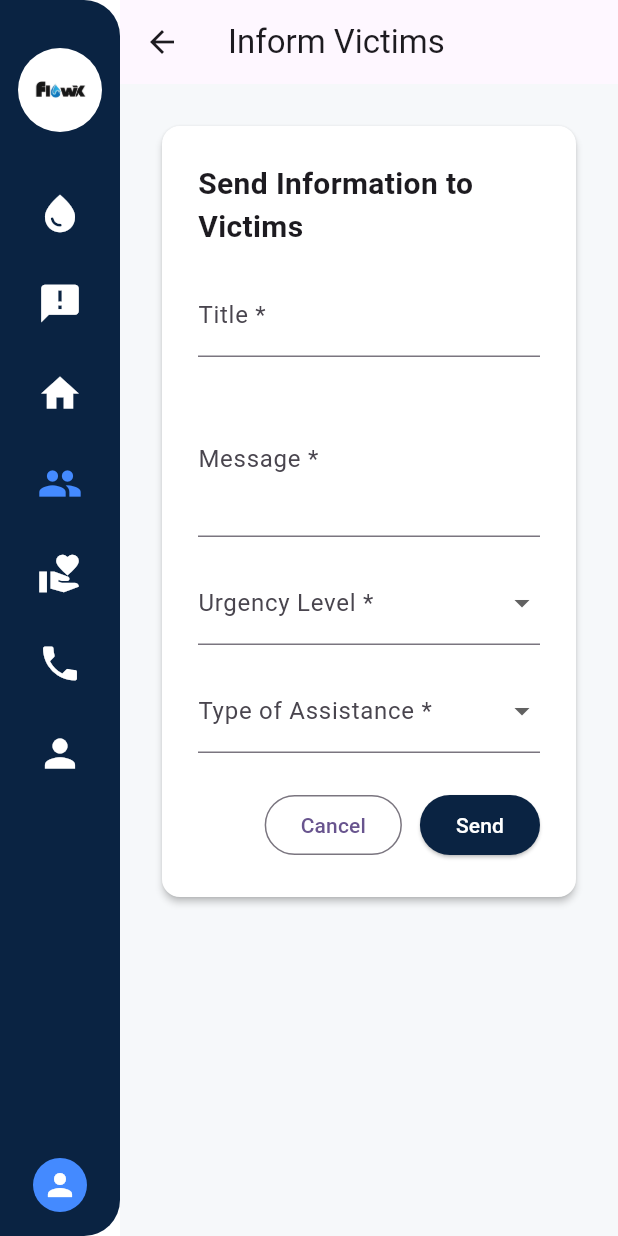
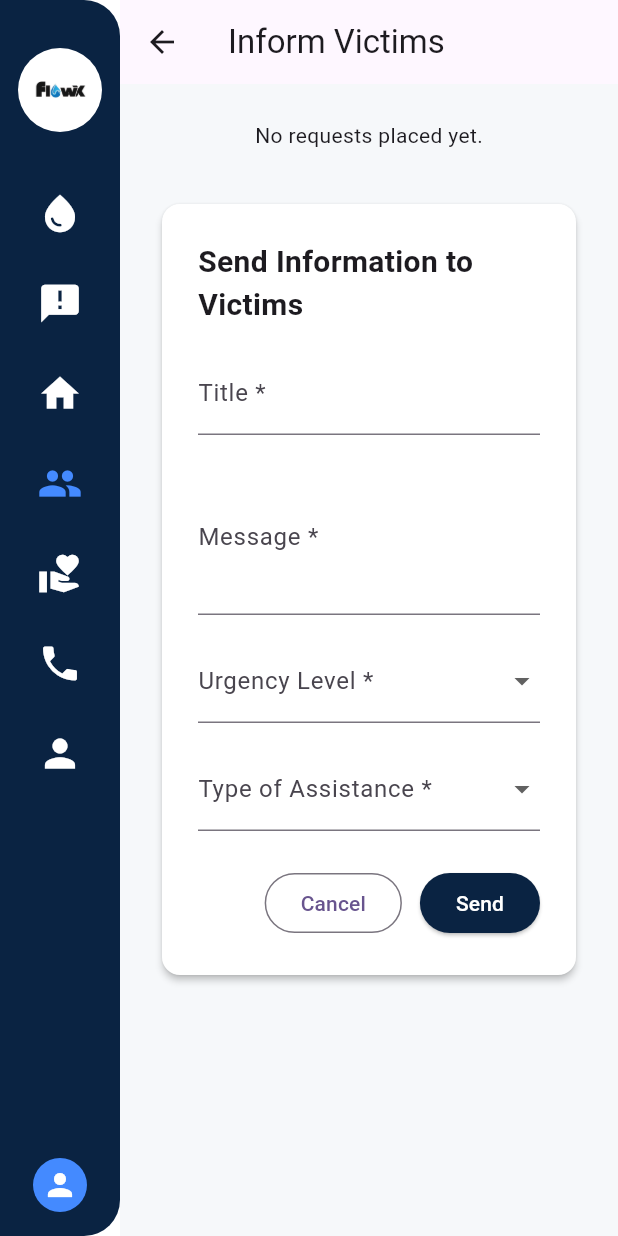
Before and after one commit to NIBM-GALLE/GAHDSE241F-flowx, a Flutter app: the InformVictimsPage screen opened directly, on a phone screen of 412 x 824 dp. Run offline on Flutter 3.47's test engine with Material 3 defaults, Android fonts, the phone set to English and light mode, and no system bars; our stand-ins replace flutter_map, flutter_secure_storage, latlong2; accounts and stored records are empty; network calls fail.

Commit message:
Implement request fetching and display for victims in InformVictimsPage

```diff
--- a/mobile-app/flowx_app/lib/screens/inform_victims_page.dart
+++ b/mobile-app/flowx_app/lib/screens/inform_victims_page.dart
@@ -7,6 +7,8 @@
 import 'contact_page.dart';
 import 'profile_page.dart';
 import '../services/api_service.dart';
+import 'package:http/http.dart' as http;
+import 'dart:convert';
 
 class InformVictimsPage extends StatefulWidget {
   const InformVictimsPage({super.key});
@@ -43,6 +45,42 @@
     { 'value': 'other', 'label': 'Other Assistance' },
   ];
 
+  List<Map<String, dynamic>> _myRequests = [];
+  bool _loadingRequests = false;
+  Map<String, dynamic>? _selectedRequest;
+
+  Future<void> _fetchMyRequests() async {
+    setState(() { _loadingRequests = true; });
+    final token = await _apiService.getToken();
+    final url = Uri.parse('${ApiService.baseUrl}/victim/requests');
+    try {
+      final response = await http.get(
+        url,
+        headers: {
+          'Content-Type': 'application/json',
+          if (token != null) 'Authorization': 'Bearer $token',
+        },
+      );
+      if (response.statusCode == 200) {
+        final data = jsonDecode(response.body);
+        debugPrint('Fetched my requests: ' + data.toString()); // Debug print
+        // Use currentFloodRequests from backend response
+        final requests = (data['data'] != null && data['data']['currentFloodRequests'] is List)
+            ? List<Map<String, dynamic>>.from(data['data']['currentFloodRequests'])
+            : [];
+        setState(() {
+          _myRequests = List<Map<String, dynamic>>.from(requests);
+        });
+      } else {
+        debugPrint('Failed to fetch my requests: status=${response.statusCode}, body=${response.body}');
+      }
+    } catch (e, st) {
+      debugPrint('Failed to fetch my requests: $e\n$st');
+    } finally {
+      setState(() { _loadingRequests = false; });
+    }
+  }
+
   void _submitForm() async {
     debugPrint('Submitting victim request...');
     debugPrint('Title: "+_titleController.text.trim()+"');
@@ -68,7 +106,12 @@
       setState(() {
         _isSubmitting = false;
         _submitSuccess = true;
+        _titleController.clear();
+        _messageController.clear();
+        _urgencyLevel = null;
+        _assistanceType = null;
       });
+      await _fetchMyRequests();
     } else {
       setState(() {
         _isSubmitting = false;
@@ -76,6 +119,107 @@
       });
       debugPrint('Submit error: "+(_submitError ?? "Unknown error")+"');
     }
+  }
+
+  @override
+  void initState() {
+    super.initState();
+    _fetchMyRequests();
+  }
+
+  Widget _buildMyRequestsCard(BuildContext context) {
+    if (_loadingRequests) {
+      return const Center(child: CircularProgressIndicator());
+    }
+    if (_myRequests.isEmpty) {
+      return const Center(child: Text('No requests placed yet.'));
+    }
+    return Column(
+      crossAxisAlignment: CrossAxisAlignment.start,
+      children: [
+        const Text('My Requests', style: TextStyle(fontSize: 18, fontWeight: FontWeight.bold)),
+        const SizedBox(height: 12),
+        ..._myRequests.map((req) => Card(
+          margin: const EdgeInsets.symmetric(vertical: 8),
+          color: Colors.white,
+          child: ListTile(
+            title: Text(req['victim_request_title'] ?? 'No Title'),
+            subtitle: Text('Status: ${req['victim_request_status'] ?? 'N/A'}'),
+            trailing: ElevatedButton(
+              style: ElevatedButton.styleFrom(
+                backgroundColor: const Color(0xFF0A2342), // dark blue
+                foregroundColor: Colors.white,
+                shape: RoundedRectangleBorder(borderRadius: BorderRadius.circular(8)),
+                padding: const EdgeInsets.symmetric(horizontal: 20, vertical: 10),
+                textStyle: const TextStyle(fontWeight: FontWeight.bold),
+              ),
+              onPressed: () {
+                showDialog(
+                  context: context,
+                  builder: (ctx) => _buildRequestDetailsDialog(ctx, req),
+                );
+              },
+              child: const Text('View'),
+            ),
+          ),
+        )),
+      ],
+    );
+  }
+
+  Widget _buildRequestDetailsDialog(BuildContext context, Map<String, dynamic> req) {
+    return AlertDialog(
+      backgroundColor: Colors.white,
+      shape: RoundedRectangleBorder(borderRadius: BorderRadius.circular(16)),
+      title: Row(
+        children: [
+          Icon(Icons.info_outline, color: Color(0xFF0A2342)),
+          const SizedBox(width: 8),
+          const Text('Request Details', style: TextStyle(fontWeight: FontWeight.bold)),
+        ],
+      ),
+      content: SingleChildScrollView(
+        child: Column(
+          crossAxisAlignment: CrossAxisAlignment.start,
+          children: [
+            _detailRow('Title', req['victim_request_title']),
+            _detailRow('Message', req['victim_request_message']),
+            _detailRow('Urgency Level', req['emergency_level']),
+            _detailRow('Needs', req['needs']),
+            _detailRow('Status', req['victim_request_status']),
+            _detailRow('Date', req['victim_request_date'] != null ? req['victim_request_date'].toString().split('T').first : ''),
+          ],
+        ),
+      ),
+      actions: [
+        TextButton(
+          onPressed: () => Navigator.of(context).pop(),
+          style: TextButton.styleFrom(
+            foregroundColor: const Color(0xFF0A2342),
+            textStyle: const TextStyle(fontWeight: FontWeight.bold),
+          ),
+          child: const Text('Close'),
+        ),
+      ],
+    );
+  }
+
+  Widget _detailRow(String label, dynamic value) {
+    return Padding(
+      padding: const EdgeInsets.symmetric(vertical: 6),
+      child: Row(
+        crossAxisAlignment: CrossAxisAlignment.start,
+        children: [
+          SizedBox(
+            width: 110,
+            child: Text('$label:', style: const TextStyle(fontWeight: FontWeight.bold, color: Color(0xFF0A2342))),
+          ),
+          Expanded(
+            child: Text(value != null && value.toString().isNotEmpty ? value.toString() : '-', style: const TextStyle(color: Colors.black87)),
+          ),
+        ],
+      ),
+    );
   }
 
   @override
@@ -182,7 +326,11 @@
       body: SingleChildScrollView(
         padding: const EdgeInsets.all(24.0),
         child: Center(
-          child: Card(
+          child: Column(
+            children: [
+              _buildMyRequestsCard(context),
+              const SizedBox(height: 32),
+              Card(
                 elevation: 2,
                 color: Colors.white, // card to white
                 child: Padding(
@@ -271,6 +419,8 @@
                   ),
                 ),
               ),
+            ],
+          ),
         ),
       ),
     );
```
Lines whose indentation alone changed are shown as unchanged.
